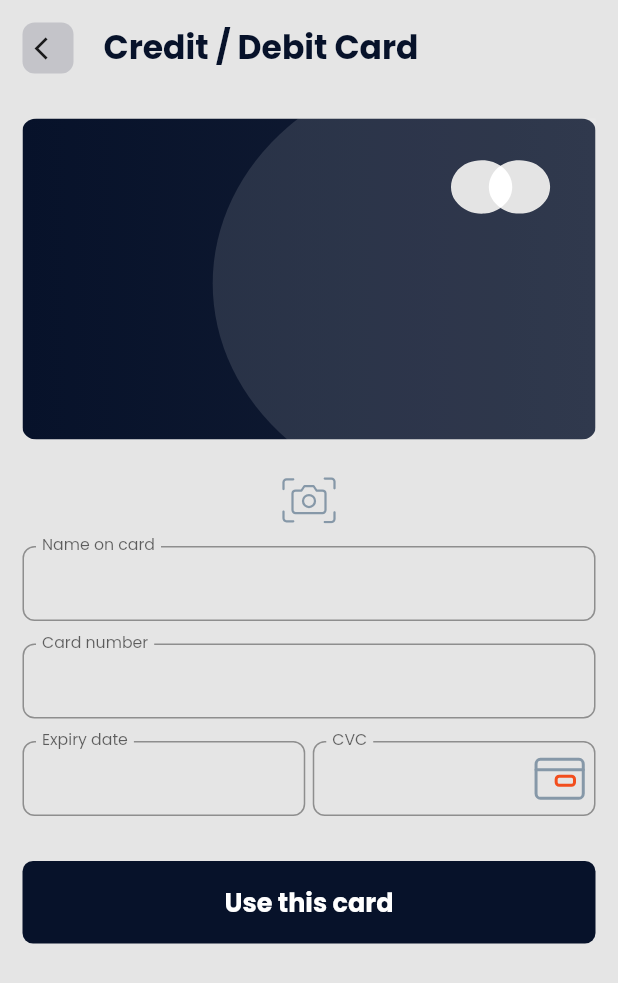
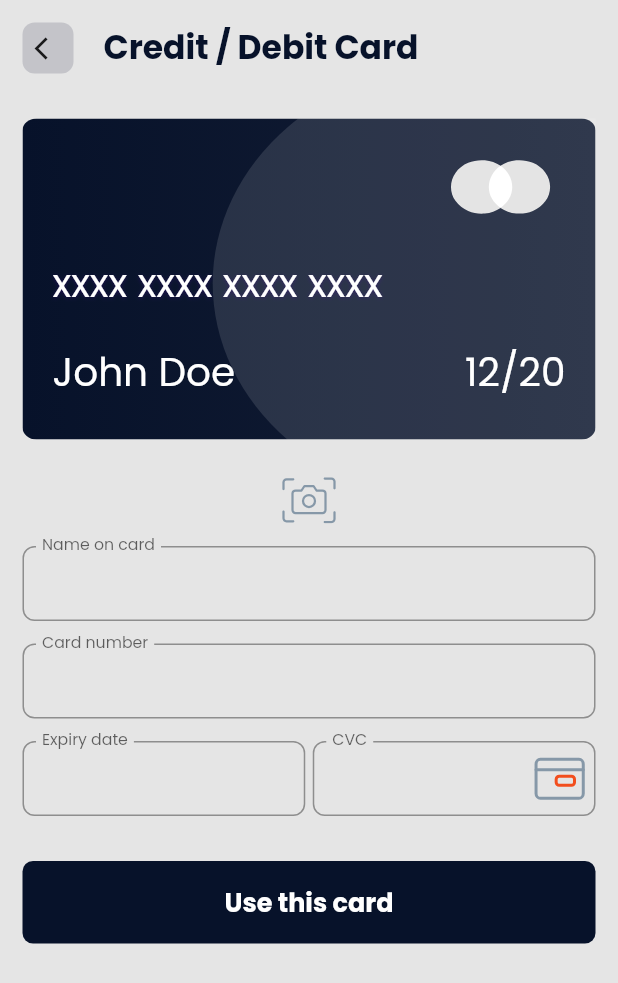
Before and after one commit to Flutter-Study-Group/03-CourseApp, a Flutter app: the PaymentPage screen opened directly, on a phone screen of 412 x 824 dp. Shown: the top 983 px of the screen. Run offline on Flutter 3.47's test engine with Material 2 defaults, Android fonts, the phone set to English and light mode, and no system bars; drawn by our look-alikes of flip_card; our stand-ins replace flutter_svg, google_fonts.

Commit message:
MC - add default values, flipable credit card

```diff
--- a/lib/payment_page.dart
+++ b/lib/payment_page.dart
@@ -1,3 +1,4 @@
+import 'package:flip_card/flip_card.dart';
 import 'package:flutter/material.dart';
 import 'package:flutter/services.dart';
 import 'package:flutter_svg/flutter_svg.dart';
@@ -12,10 +13,12 @@ class PaymentPage extends StatefulWidget {
 class _PaymentPageState extends State<PaymentPage> {
   final _formKey = GlobalKey<FormState>();
 
-  String _name = '';
-  String _cardNumber = '';
-  String _expiryDate = '';
-  String _cvc = '';
+  String _name = 'John Doe';
+  String _cardNumber = 'xxxx xxxx xxxx xxxx';
+  String _expiryDate = '12/20';
+  String _cvc = 'xxx';
+
+  final GlobalKey<FlipCardState> _cardKey = GlobalKey<FlipCardState>();
 
   @override
   Widget build(BuildContext context) {
@@ -61,12 +64,66 @@ class _PaymentPageState extends State<PaymentPage> {
               ),
               Padding(
                 padding: const EdgeInsets.all(15.0),
-                child: Stack(
+                child: FlipCard(
+                  key: _cardKey,
+                  back: Stack(children: <Widget>[
+                    Container(
+                      width: MediaQuery.of(context).size.width,
+                      child: SvgPicture.asset(
+                        'assets/payment/card_back.svg',
+                        fit: BoxFit.fill,
+                      ),
+                    ),
+                    Column(
+                      children: [
+                        const SizedBox(
+                          height: 40,
+                        ),
+                        Container(
+                          color: Colors.black,
+                          height: 50,
+                        ),
+                        const SizedBox(
+                          height: 10,
+                        ),
+                        Padding(
+                          padding: const EdgeInsets.symmetric(horizontal: 25),
+                          child: Row(
+                            children: [
+                              Expanded(
+                                flex: 3,
+                                child: Container(
+                                  color: Colors.white,
+                                  height: 40,
+                                ),
+                              ),
+                              Expanded(
+                                child: Container(
+                                  alignment: Alignment.center,
+                                  color: Colors.white70,
+                                  height: 40,
+                                  child: Text(
+                                    _cvc,
+                                    style: const TextStyle(
+                                      fontWeight: FontWeight.bold,
+                                      fontSize: 16,
+                                    ),
+                                    textAlign: TextAlign.center,
+                                  ),
+                                ),
+                              ),
+                            ],
+                          ),
+                        )
+                      ],
+                    )
+                  ]),
+                  front: Stack(
                     children: <Widget>[
                       Container(
                         width: MediaQuery.of(context).size.width,
                         child: SvgPicture.asset(
-                        'assets/payment/card.svg',
+                          'assets/payment/card_front.svg',
                           fit: BoxFit.fill,
                         ),
                       ),
@@ -120,6 +177,7 @@ class _PaymentPageState extends State<PaymentPage> {
                     ],
                   ),
                 ),
+              ),
               const SizedBox(
                 height: 10,
               ),
@@ -133,6 +191,11 @@ class _PaymentPageState extends State<PaymentPage> {
                   child: Column(
                     children: <Widget>[
                       TextFormField(
+                        onTap: () {
+                          if (!_cardKey.currentState.isFront) {
+                            _cardKey.currentState.toggleCard();
+                          }
+                        },
                         onChanged: (text) {
                           setState(() {
                             _name = text;
@@ -153,6 +216,11 @@ class _PaymentPageState extends State<PaymentPage> {
                         height: 15,
                       ),
                       TextFormField(
+                        onTap: () {
+                          if (!_cardKey.currentState.isFront) {
+                            _cardKey.currentState.toggleCard();
+                          }
+                        },
                         onChanged: (text) {
                           setState(() {
                             _cardNumber = text;
@@ -181,6 +249,11 @@ class _PaymentPageState extends State<PaymentPage> {
                         children: [
                           Expanded(
                             child: TextFormField(
+                              onTap: () {
+                                if (!_cardKey.currentState.isFront) {
+                                  _cardKey.currentState.toggleCard();
+                                }
+                              },
                               onChanged: (text) {
                                 setState(() {
                                   _expiryDate = text;
@@ -209,6 +282,11 @@ class _PaymentPageState extends State<PaymentPage> {
                           ),
                           Expanded(
                             child: TextFormField(
+                                onTap: () {
+                                  if (_cardKey.currentState.isFront) {
+                                    _cardKey.currentState.toggleCard();
+                                  }
+                                },
                                 onChanged: (text) {
                                   setState(() {
                                     _cvc = text;
--- a/lib/splash_page.dart
+++ b/lib/splash_page.dart
@@ -9,6 +9,7 @@ class SplashPage extends StatelessWidget {
   Widget build(BuildContext context) {
     return Scaffold(
       body: SafeArea(
+        child: SingleChildScrollView(
           child: Padding(
             padding: const EdgeInsets.all(15.0),
             child: Column(
@@ -93,6 +94,7 @@ class SplashPage extends StatelessWidget {
             ),
           ),
         ),
+      ),
     );
   }
 }
--- a/pubspec.yaml
+++ b/pubspec.yaml
@@ -24,6 +24,7 @@ dependencies:
   flutter:
     sdk: flutter
   google_fonts: ^1.1.0
+  flip_card: ^0.4.4
 
   flutter_svg: ^0.18.0
 
```
Also changed, not shown: assets/payment/card_back.svg (added), assets/payment/card_front.svg (renamed from assets/payment/card.svg), pubspec.lock. Lines whose indentation alone changed are shown as unchanged.
